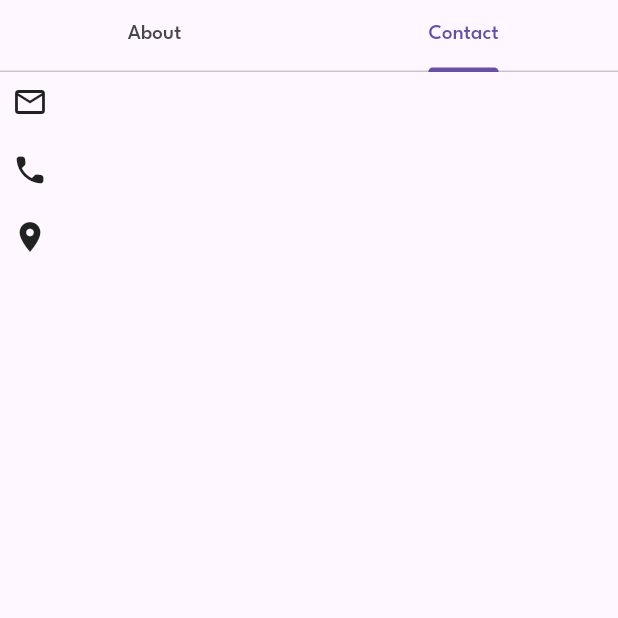
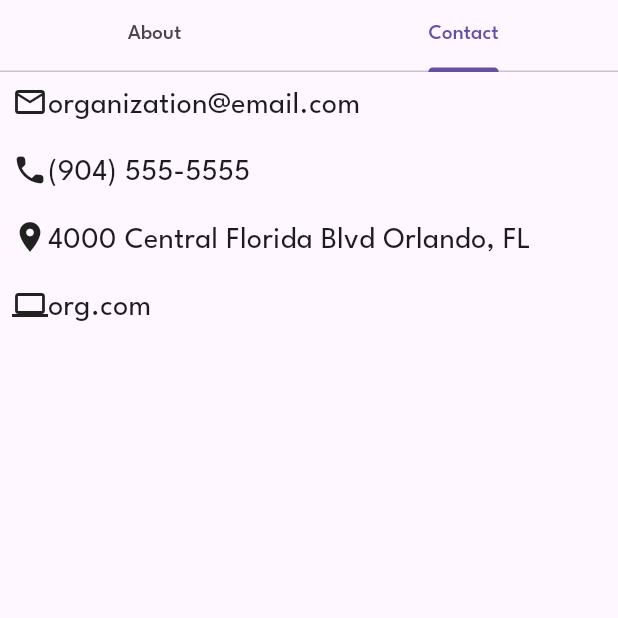
Before and after one commit to KnightAssistUCF/KnightAssist-Mobile-App, a Flutter app: the TabBarOrg screen opened directly with sample values from the repository, tab 2 chosen, on a phone screen of 412 x 824 dp, the top half of it. Run offline on Flutter 3.47's test engine with Material 3 defaults, Android fonts, the phone set to English and light mode, and no system bars; our stand-ins replace flutter_riverpod, go_router, percent_indicator, riverpod_annotation, rxdart; missing offline and left inert: editable_image; generated files the repository leaves out were written again.

Commit message:
only show org website if it isnt null

```diff
--- a/knightassist_mobile_app/lib/src/features/organizations/presentation/organization_screen.dart
+++ b/knightassist_mobile_app/lib/src/features/organizations/presentation/organization_screen.dart
@@ -315,6 +315,19 @@ class _TabBarOrgState extends State<TabBarOrg>
                   ]
                 ),
                 ),
+                organization.contact.website == '' ? const SizedBox(height:0) :
+                Padding(
+                padding: const EdgeInsets.all(8.0),
+                child: Wrap(
+                  children: [
+                    const Icon(Icons.computer),
+                    Text(
+                    organization.contact.website,
+                    style: const TextStyle(fontSize: 20),
+                  ),
+                  ]
+                ),
+                ),
             ],),
             ],
           ),
--- a/knightassist_mobile_app/lib/src/features/organizations/presentation/organizations_list_screen.dart
+++ b/knightassist_mobile_app/lib/src/features/organizations/presentation/organizations_list_screen.dart
@@ -20,7 +20,7 @@ List<Organization> organizations = [
       email: '',
       description:
           'qwgejnqg qwgepoijqrglpk qgroiqrglpiqgr qgoqrglp qrgipoqrgpijgq qwegihqweifgopqwei joaJOFab;n joaJOFab;n joaJOFab;n',
-      contact: const Contact(email: '', phone: '', website: '', socialMedia: SocialMedia(facebook: '', twitter: '', instagram: '', linkedIn: '')),
+      contact: const Contact(email: 'organization@email.com', phone: '(904) 555-5555', website: 'org.com', socialMedia: SocialMedia(facebook: '', twitter: '', instagram: '', linkedIn: '')),
       logoUrl: 'assets/example.png',
       category: [],
       followers: [],
@@ -31,7 +31,7 @@ List<Organization> organizations = [
       eventHappeningNow: false,
       backgroundUrl: '',
       events: [],
-      location: '',
+      location: '4000 Central Florida Blvd Orlando, FL',
       semesters: [],
       recoveryToken: '',
       confirmToken: '',
```
